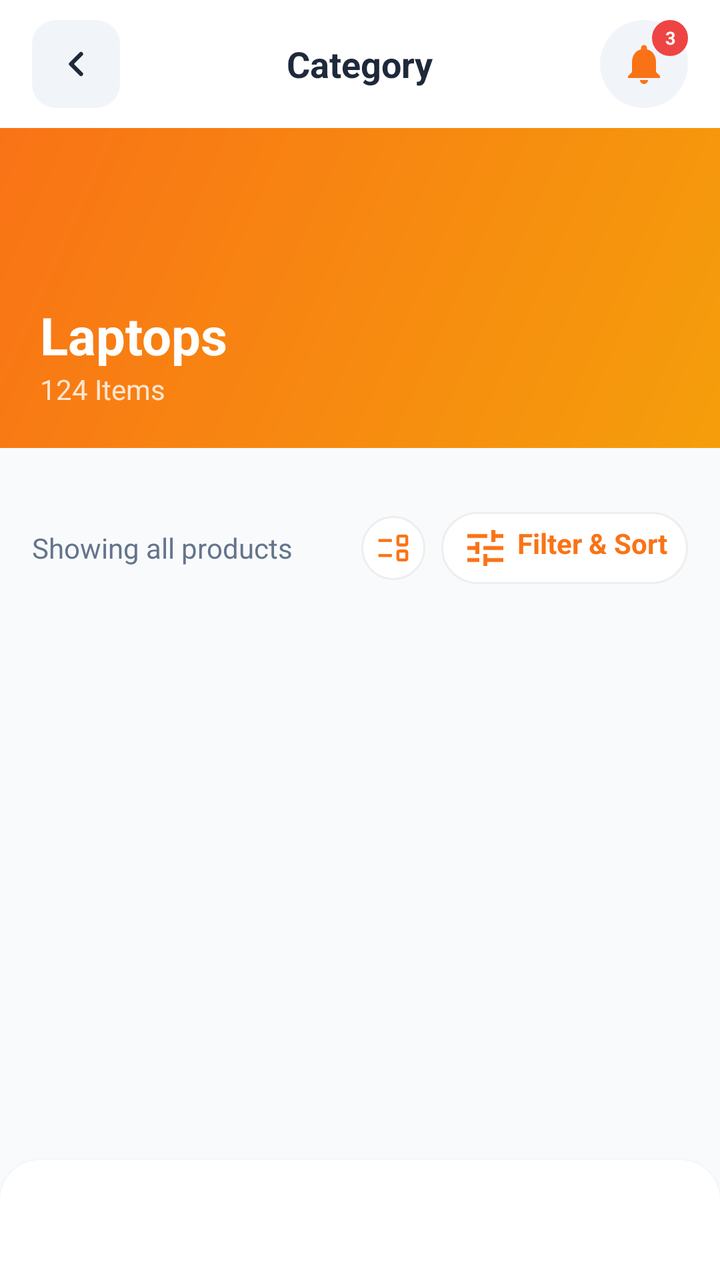
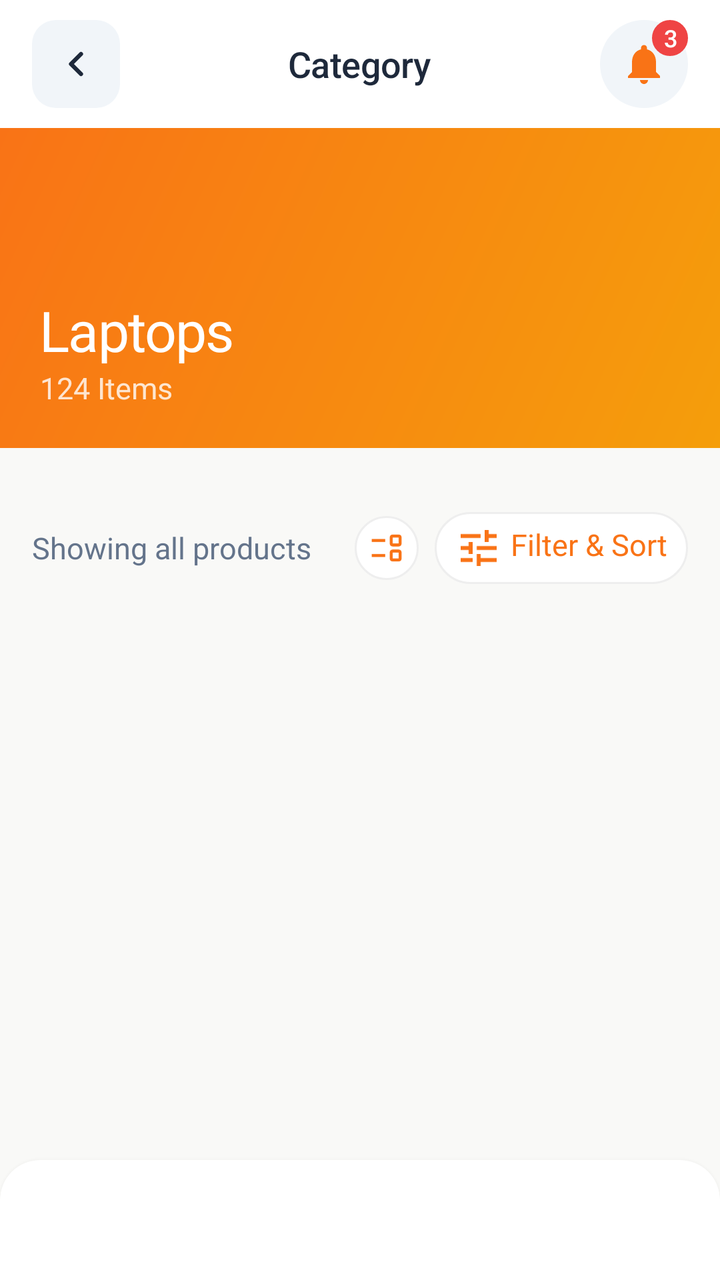

An Android layout rendered at two revisions. The XML below is the earlier revision; the diff shows what the commit changed to produce the second picture.
<!-- AndroidManifest.xml: application theme Theme.BeckieDealApp -->
<!-- res/layout/activity_category_detail.xml -->
﻿<?xml version="1.0" encoding="utf-8"?>
<androidx.constraintlayout.widget.ConstraintLayout xmlns:android="http://schemas.android.com/apk/res/android"
    xmlns:app="http://schemas.android.com/apk/res-auto"
    xmlns:tools="http://schemas.android.com/tools"
    android:layout_width="match_parent"
    android:layout_height="match_parent"
    android:background="@color/background"
    android:fitsSystemWindows="true"
    tools:context=".CategoryDetailActivity">

    
    <com.google.android.material.appbar.MaterialToolbar
        android:id="@+id/topAppBar"
        android:layout_width="match_parent"
        android:layout_height="@dimen/toolbar_height"
        android:background="@color/surface"
        app:contentInsetStart="0dp"
        app:elevation="0dp"
        app:layout_constraintTop_toTopOf="parent">

        <RelativeLayout
            android:layout_width="match_parent"
            android:layout_height="match_parent"
            android:paddingHorizontal="16dp">

            
            <ImageView
                android:id="@+id/backButton"
                android:layout_width="44dp"
                android:layout_height="44dp"
                android:layout_alignParentStart="true"
                android:layout_centerVertical="true"
                android:background="@drawable/form_field_background"
                android:padding="12dp"
                android:src="@drawable/ic_arrow_left"
                android:contentDescription="Back"
                app:tint="@color/text_primary" />

            
            <TextView
                android:id="@+id/categoryTitleText"
                android:layout_width="wrap_content"
                android:layout_height="wrap_content"
                android:layout_centerInParent="true"
                android:text="Category"
                android:textColor="@color/text_primary"
                android:textSize="@dimen/text_size_title_small"
                android:textStyle="bold" />

            
            <RelativeLayout
                android:id="@+id/notificationContainer"
                android:layout_width="44dp"
                android:layout_height="44dp"
                android:layout_alignParentEnd="true"
                android:layout_centerVertical="true"
                android:background="@drawable/icon_button_circle_bg">

                <ImageView
                    android:id="@+id/notificationIcon"
                    android:layout_width="24dp"
                    android:layout_height="24dp"
                    android:layout_centerInParent="true"
                    android:src="@drawable/ic_notifications"
                    app:tint="@color/primary" />

                <TextView
                    android:id="@+id/notificationBadge"
                    android:layout_width="18dp"
                    android:layout_height="18dp"
                    android:layout_alignParentEnd="true"
                    android:layout_alignParentTop="true"
                    android:background="@drawable/badge_pill"
                    android:backgroundTint="@color/red_error"
                    android:gravity="center"
                    android:text="3"
                    android:textColor="@color/white_fixed"
                    android:textSize="@dimen/text_size_badge"
                    android:textStyle="bold"
                    android:visibility="visible" />
            </RelativeLayout>

        </RelativeLayout>
    </com.google.android.material.appbar.MaterialToolbar>

    
    <androidx.core.widget.NestedScrollView
        android:layout_width="match_parent"
        android:layout_height="0dp"
        android:fillViewport="true"
        app:layout_constraintTop_toBottomOf="@id/topAppBar"
        app:layout_constraintBottom_toTopOf="@id/bottomNavGlassHost">

        <LinearLayout
            android:layout_width="match_parent"
            android:layout_height="wrap_content"
            android:orientation="vertical"
            android:paddingBottom="16dp">

            
            <FrameLayout
                android:id="@+id/categoryHeroCard"
                android:layout_width="match_parent"
                android:layout_height="@dimen/hero_banner_height_detail">

                <ImageView
                    android:id="@+id/categoryHeroImage"
                    android:layout_width="match_parent"
                    android:layout_height="match_parent"
                    android:scaleType="centerCrop"
                    android:src="@drawable/placeholder_image" />

                
                <View
                    android:layout_width="match_parent"
                    android:layout_height="match_parent"
                    android:background="@drawable/hero_gradient" />

                
                <LinearLayout
                    android:layout_width="match_parent"
                    android:layout_height="wrap_content"
                    android:layout_gravity="bottom"
                    android:orientation="vertical"
                    android:padding="20dp">

                    <TextView
                        android:id="@+id/heroTitle"
                        android:layout_width="wrap_content"
                        android:layout_height="wrap_content"
                        android:text="Laptops"
                        android:textColor="@android:color/white"
                        android:textSize="@dimen/text_size_headline_large"
                        android:textStyle="bold" />

                    <TextView
                        android:id="@+id/heroSubtitle"
                        android:layout_width="wrap_content"
                        android:layout_height="wrap_content"
                        android:text="124 Items"
                        android:textColor="#CCFFFFFF"
                        android:textSize="@dimen/text_size_body" />
                </LinearLayout>
            </FrameLayout>

            
            <HorizontalScrollView
                android:layout_width="match_parent"
                android:layout_height="wrap_content"
                android:scrollbars="none"
                android:paddingTop="16dp"
                android:paddingBottom="4dp">

                <LinearLayout
                    android:id="@+id/brandFilterContainer"
                    android:layout_width="wrap_content"
                    android:layout_height="wrap_content"
                    android:orientation="horizontal"
                    android:paddingStart="16dp"
                    android:paddingEnd="16dp" />
            </HorizontalScrollView>

            
            <LinearLayout
                android:id="@+id/resultsRow"
                android:layout_width="match_parent"
                android:layout_height="wrap_content"
                android:orientation="horizontal"
                android:gravity="center_vertical"
                android:paddingHorizontal="16dp"
                android:paddingTop="12dp"
                android:paddingBottom="4dp">

                <TextView
                    android:id="@+id/resultsLabel"
                    android:layout_width="0dp"
                    android:layout_height="wrap_content"
                    android:layout_weight="1"
                    android:text="Showing all products"
                    android:textColor="@color/text_secondary"
                    android:textSize="@dimen/text_size_body" />

                
                <RelativeLayout
                    android:id="@+id/viewModeButton"
                    android:layout_width="32dp"
                    android:layout_height="32dp"
                    android:layout_marginEnd="8dp"
                    android:background="@drawable/chip_unselected"
                    android:clickable="true"
                    android:focusable="true">

                    <ImageView
                        android:id="@+id/viewModeIcon"
                        android:layout_width="18dp"
                        android:layout_height="18dp"
                        android:layout_centerInParent="true"
                        android:src="@drawable/event_list_24"
                        app:tint="@color/primary" />

                </RelativeLayout>

                <TextView
                    android:id="@+id/sortButton"
                    android:layout_width="wrap_content"
                    android:layout_height="wrap_content"
                    android:clickable="true"
                    android:focusable="true"
                    android:drawableStart="@drawable/ic_filter"
                    android:drawablePadding="4dp"
                    android:text="Filter &amp; Sort"
                    android:textColor="@color/primary"
                    android:textSize="@dimen/text_size_body"
                    android:textStyle="bold"
                    android:paddingHorizontal="10dp"
                    android:paddingVertical="6dp"
                    android:background="@drawable/chip_unselected" />
            </LinearLayout>

            
            <GridLayout
                android:id="@+id/detailProductsGrid"
                android:layout_width="match_parent"
                android:layout_height="wrap_content"
                android:layout_marginTop="4dp"
                android:background="@color/border_color"
                android:columnCount="2" />

        </LinearLayout>
    </androidx.core.widget.NestedScrollView>

    
    <include layout="@layout/layout_bottom_nav" />

</androidx.constraintlayout.widget.ConstraintLayout>
<!-- res/layout/layout_bottom_nav.xml (included above) -->
<?xml version="1.0" encoding="utf-8"?>
<FrameLayout
    xmlns:android="http://schemas.android.com/apk/res/android"
    xmlns:app="http://schemas.android.com/apk/res-auto"
    android:id="@+id/bottomNavGlassHost"
    android:layout_width="0dp"
    android:layout_height="wrap_content"
    android:layout_marginStart="@dimen/bottom_nav_side_margin"
    android:layout_marginEnd="@dimen/bottom_nav_side_margin"
    android:layout_marginBottom="@dimen/bottom_nav_bottom_margin"
    android:background="@drawable/bottom_nav_glass_bg"
    android:clipToOutline="true"
    android:elevation="4dp"
    app:layout_constraintBottom_toBottomOf="parent"
    app:layout_constraintStart_toStartOf="parent"
    app:layout_constraintEnd_toEndOf="parent">

    <LinearLayout
        android:id="@+id/customBottomNav"
        android:layout_width="match_parent"
        android:layout_height="60dp"
        android:orientation="horizontal"
        android:gravity="center"
        android:paddingStart="12dp"
        android:paddingEnd="12dp"
        android:weightSum="5.5">

        
        <LinearLayout
            android:id="@+id/navItemHome"
            android:layout_width="0dp"
            android:layout_height="match_parent"
            android:layout_weight="1"
            android:gravity="center"
            android:orientation="horizontal"
            android:clickable="true"
            android:focusable="true"
            android:background="?attr/selectableItemBackgroundBorderless">

            <LinearLayout
                android:id="@+id/navPillHome"
                android:layout_width="wrap_content"
                android:layout_height="34dp"
                android:orientation="horizontal"
                android:gravity="center"
                android:paddingStart="8dp"
                android:paddingEnd="8dp"
                android:background="@drawable/nav_pill_background">

                <ImageView
                    android:id="@+id/navIconHome"
                    android:layout_width="20dp"
                    android:layout_height="20dp"
                    android:src="@drawable/bottom_nav_home_icon"
                    android:scaleType="fitCenter" />

                <TextView
                    android:id="@+id/navLabelHome"
                    android:layout_width="wrap_content"
                    android:layout_height="wrap_content"
                    android:layout_marginStart="5dp"
                    android:text="Home"
                    android:textSize="11sp"
                    android:textStyle="bold"
                    android:visibility="gone"
                    android:alpha="0"
                    android:includeFontPadding="false" />
            </LinearLayout>
        </LinearLayout>

        
        <LinearLayout
            android:id="@+id/navItemCategories"
            android:layout_width="0dp"
            android:layout_height="match_parent"
            android:layout_weight="1"
            android:gravity="center"
            android:orientation="horizontal"
            android:clickable="true"
            android:focusable="true"
            android:background="?attr/selectableItemBackgroundBorderless">

            <LinearLayout
                android:id="@+id/navPillCategories"
                android:layout_width="wrap_content"
                android:layout_height="34dp"
                android:orientation="horizontal"
                android:gravity="center"
                android:paddingStart="8dp"
                android:paddingEnd="8dp"
                android:background="@drawable/nav_pill_background">

                <ImageView
                    android:id="@+id/navIconCategories"
                    android:layout_width="20dp"
                    android:layout_height="20dp"
                    android:src="@drawable/bottom_nav_categories_icon"
                    android:scaleType="fitCenter" />

                <TextView
                    android:id="@+id/navLabelCategories"
                    android:layout_width="wrap_content"
                    android:layout_height="wrap_content"
                    android:layout_marginStart="5dp"
                    android:text="Categories"
                    android:textSize="11sp"
                    android:textStyle="bold"
                    android:visibility="gone"
                    android:alpha="0"
                    android:includeFontPadding="false"
                    android:maxLines="1" />
            </LinearLayout>
        </LinearLayout>

        
        <LinearLayout
            android:id="@+id/navItemWishlist"
            android:layout_width="0dp"
            android:layout_height="match_parent"
            android:layout_weight="1"
            android:gravity="center"
            android:orientation="horizontal"
            android:clickable="true"
            android:focusable="true"
            android:background="?attr/selectableItemBackgroundBorderless">

            <LinearLayout
                android:id="@+id/navPillWishlist"
                android:layout_width="wrap_content"
                android:layout_height="34dp"
                android:orientation="horizontal"
                android:gravity="center"
                android:paddingStart="8dp"
                android:paddingEnd="8dp"
                android:background="@drawable/nav_pill_background">

                <ImageView
                    android:id="@+id/navIconWishlist"
                    android:layout_width="20dp"
                    android:layout_height="20dp"
                    android:src="@drawable/bottom_nav_favorites_icon"
                    android:scaleType="fitCenter" />

                <TextView
                    android:id="@+id/navLabelWishlist"
                    android:layout_width="wrap_content"
                    android:layout_height="wrap_content"
                    android:layout_marginStart="5dp"
                    android:text="Wishlist"
                    android:textSize="11sp"
                    android:textStyle="bold"
                    android:visibility="gone"
                    android:alpha="0"
                    android:includeFontPadding="false"
                    android:maxLines="1" />
            </LinearLayout>
        </LinearLayout>

        
        <LinearLayout
            android:id="@+id/navItemCart"
            android:layout_width="0dp"
            android:layout_height="match_parent"
            android:layout_weight="1"
            android:gravity="center"
            android:orientation="horizontal"
            android:clickable="true"
            android:focusable="true"
            android:background="?attr/selectableItemBackgroundBorderless">

            <LinearLayout
                android:id="@+id/navPillCart"
                android:layout_width="wrap_content"
                android:layout_height="34dp"
                android:orientation="horizontal"
                android:gravity="center"
                android:paddingStart="8dp"
                android:paddingEnd="8dp"
                android:background="@drawable/nav_pill_background">

                <ImageView
                    android:id="@+id/navIconCart"
                    android:layout_width="20dp"
                    android:layout_height="20dp"
                    android:src="@drawable/bottom_nav_cart_icon"
                    android:scaleType="fitCenter" />

                
                <FrameLayout
                    android:layout_width="wrap_content"
                    android:layout_height="wrap_content"
                    android:layout_marginStart="-6dp"
                    android:layout_marginTop="-4dp">
                    
                    <TextView
                        android:id="@+id/cartBadge"
                        android:layout_width="16dp"
                        android:layout_height="16dp"
                        android:background="@drawable/badge_pill"
                        android:backgroundTint="@color/primary"
                        android:textSize="9sp"
                        android:textStyle="bold"
                        android:textColor="@color/white_fixed"
                        android:visibility="gone"
                        android:includeFontPadding="false"
                        android:gravity="center" />
                </FrameLayout>

                <TextView
                    android:id="@+id/navLabelCart"
                    android:layout_width="wrap_content"
                    android:layout_height="wrap_content"
                    android:layout_marginStart="5dp"
                    android:text="Cart"
                    android:textSize="11sp"
                    android:textStyle="bold"
                    android:visibility="gone"
                    android:alpha="0"
                    android:includeFontPadding="false" />
            </LinearLayout>
        </LinearLayout>

        
        <LinearLayout
            android:id="@+id/navItemAccount"
            android:layout_width="0dp"
            android:layout_height="match_parent"
            android:layout_weight="1"
            android:gravity="center"
            android:orientation="horizontal"
            android:clickable="true"
            android:focusable="true"
            android:background="?attr/selectableItemBackgroundBorderless">

            <LinearLayout
                android:id="@+id/navPillAccount"
                android:layout_width="wrap_content"
                android:layout_height="34dp"
                android:orientation="horizontal"
                android:gravity="center"
                android:paddingStart="8dp"
                android:paddingEnd="8dp"
                android:background="@drawable/nav_pill_background">

                <ImageView
                    android:id="@+id/navIconAccount"
                    android:layout_width="20dp"
                    android:layout_height="20dp"
                    android:src="@drawable/bottom_nav_account_icon"
                    android:scaleType="fitCenter" />

                <TextView
                    android:id="@+id/navLabelAccount"
                    android:layout_width="wrap_content"
                    android:layout_height="wrap_content"
                    android:layout_marginStart="5dp"
                    android:text="Account"
                    android:textSize="11sp"
                    android:textStyle="bold"
                    android:visibility="gone"
                    android:alpha="0"
                    android:includeFontPadding="false" />
            </LinearLayout>
        </LinearLayout>

    </LinearLayout>

</FrameLayout>
<!-- resources referenced by this layout -->
<resources>
  <color name="background">#F8FAFC</color>
  <dimen name="text_size_badge">9sp</dimen>
  <dimen name="text_size_body">13sp</dimen>
  <dimen name="text_size_headline_large">23sp</dimen>
  <dimen name="text_size_title_small">17sp</dimen>
  <style name="Base.Theme.BeckieDealApp" parent="Theme.Material3.DayNight.NoActionBar">
          <item name="colorPrimary">@color/primary</item>
          <item name="colorOnPrimary">@color/on_primary</item>
          <item name="colorPrimaryContainer">@color/primary_container</item>
          <item name="colorOnPrimaryContainer">@color/on_primary_container</item>
          <item name="android:windowBackground">@color/background</item>
          <item name="colorSurface">@color/surface</item>
          <item name="colorOnSurface">@color/on_surface</item>
          
          <item name="bottomNavigationStyle">@style/Widget.App.BottomNavigationView</item>
      </style>
  <style name="Widget.App.Button" parent="Widget.Material3.Button">
          <item name="shapeAppearance">@style/ShapeAppearance.App.Button.Pill</item>
      </style>
  <!-- unchanged entries left out for length: 63 -->
</resources>

<!-- the commit's change to res/layout/activity_category_detail.xml (unified diff, before → after) -->
@@ -43,9 +43,7 @@
                 android:layout_height="wrap_content"
                 android:layout_centerInParent="true"
                 android:text="Category"
-                android:textColor="@color/text_primary"
-                android:textSize="@dimen/text_size_title_small"
-                android:textStyle="bold" />
+                android:textAppearance="@style/TextAppearance.App.SectionHeader" />
 
             
             <RelativeLayout
@@ -74,9 +72,9 @@
                     android:backgroundTint="@color/red_error"
                     android:gravity="center"
                     android:text="3"
+                    android:textAppearance="@style/TextAppearance.App.Label"
+                    android:textAllCaps="false"
                     android:textColor="@color/white_fixed"
-                    android:textSize="@dimen/text_size_badge"
-                    android:textStyle="bold"
                     android:visibility="visible" />
             </RelativeLayout>
 
@@ -129,17 +127,16 @@
                         android:layout_width="wrap_content"
                         android:layout_height="wrap_content"
                         android:text="Laptops"
-                        android:textColor="@android:color/white"
-                        android:textSize="@dimen/text_size_headline_large"
-                        android:textStyle="bold" />
+                        android:textAppearance="@style/TextAppearance.App.ScreenTitle"
+                        android:textColor="@android:color/white" />
 
                     <TextView
                         android:id="@+id/heroSubtitle"
                         android:layout_width="wrap_content"
                         android:layout_height="wrap_content"
                         android:text="124 Items"
-                        android:textColor="#CCFFFFFF"
-                        android:textSize="@dimen/text_size_body" />
+                        android:textAppearance="@style/TextAppearance.App.Body"
+                        android:textColor="#CCFFFFFF" />
                 </LinearLayout>
             </FrameLayout>
 
@@ -177,8 +174,8 @@
                     android:layout_height="wrap_content"
                     android:layout_weight="1"
                     android:text="Showing all products"
-                    android:textColor="@color/text_secondary"
-                    android:textSize="@dimen/text_size_body" />
+                    android:textAppearance="@style/TextAppearance.App.Body"
+                    android:textColor="@color/text_secondary" />
 
                 
                 <RelativeLayout
@@ -209,9 +206,8 @@
                     android:drawableStart="@drawable/ic_filter"
                     android:drawablePadding="4dp"
                     android:text="Filter &amp; Sort"
+                    android:textAppearance="@style/TextAppearance.App.CardPrice"
                     android:textColor="@color/primary"
-                    android:textSize="@dimen/text_size_body"
-                    android:textStyle="bold"
                     android:paddingHorizontal="10dp"
                     android:paddingVertical="6dp"
                     android:background="@drawable/chip_unselected" />
<!-- resource entries referenced after the edit -->
@@ -1,10 +1,38 @@
 <!-- resources referenced by this layout -->
 <resources>
-  <color name="background">#F8FAFC</color>
-  <dimen name="text_size_badge">9sp</dimen>
-  <dimen name="text_size_body">13sp</dimen>
-  <dimen name="text_size_headline_large">23sp</dimen>
-  <dimen name="text_size_title_small">17sp</dimen>
+  <color name="background">#F9F9F7</color>
+  <style name="TextAppearance.App.Body" parent="TextAppearance.Material3.BodyMedium">
+          <item name="android:fontFamily">@font/synonym_regular</item>
+          <item name="android:textSize">15sp</item>
+          <item name="android:letterSpacing">0</item>
+          <item name="android:lineSpacingMultiplier">1.6</item>
+          <item name="android:textColor">@color/text_secondary</item>
+      </style>
+  <style name="TextAppearance.App.CardPrice" parent="TextAppearance.Material3.BodyLarge">
+          <item name="android:fontFamily">@font/synonym_semibold</item>
+          <item name="android:textSize">15sp</item>
+          <item name="android:letterSpacing">0</item>
+          <item name="android:textColor">@color/text_primary</item>
+      </style>
+  <style name="TextAppearance.App.Label" parent="TextAppearance.Material3.LabelMedium">
+          <item name="android:fontFamily">@font/synonym_medium</item>
+          <item name="android:textSize">12sp</item>
+          <item name="android:letterSpacing">0.04</item>
+          <item name="android:textAllCaps">true</item>
+          <item name="android:textColor">@color/text_secondary</item>
+      </style>
+  <style name="TextAppearance.App.ScreenTitle" parent="TextAppearance.Material3.HeadlineMedium">
+          <item name="android:fontFamily">@font/amulya_bold</item>
+          <item name="android:textSize">28sp</item>
+          <item name="android:letterSpacing">-0.02</item>
+          <item name="android:textColor">@color/text_primary</item>
+      </style>
+  <style name="TextAppearance.App.SectionHeader" parent="TextAppearance.Material3.TitleMedium">
+          <item name="android:fontFamily">@font/amulya_bold</item>
+          <item name="android:textSize">18sp</item>
+          <item name="android:letterSpacing">-0.01</item>
+          <item name="android:textColor">@color/text_primary</item>
+      </style>
   <style name="Base.Theme.BeckieDealApp" parent="Theme.Material3.DayNight.NoActionBar">
           <item name="colorPrimary">@color/primary</item>
           <item name="colorOnPrimary">@color/on_primary</item>
@@ -14,10 +42,53 @@
           <item name="colorSurface">@color/surface</item>
           <item name="colorOnSurface">@color/on_surface</item>
           
+          
+          <item name="textAppearanceHeadlineMedium">@style/TextAppearance.App.ScreenTitle</item>
+          <item name="textAppearanceHeadlineSmall">@style/TextAppearance.App.ProductName</item>
+          <item name="textAppearanceTitleLarge">@style/TextAppearance.App.PriceHero</item>
+          <item name="textAppearanceTitleMedium">@style/TextAppearance.App.SectionHeader</item>
+          <item name="textAppearanceBodyLarge">@style/TextAppearance.App.CardProductName</item>
+          <item name="textAppearanceBodyMedium">@style/TextAppearance.App.Body</item>
+          <item name="textAppearanceBodySmall">@style/TextAppearance.App.Specs</item>
+          <item name="textAppearanceLabelMedium">@style/TextAppearance.App.Label</item>
+          <item name="textAppearanceLabelLarge">@style/TextAppearance.App.Button</item>
+          
           <item name="bottomNavigationStyle">@style/Widget.App.BottomNavigationView</item>
       </style>
   <style name="Widget.App.Button" parent="Widget.Material3.Button">
           <item name="shapeAppearance">@style/ShapeAppearance.App.Button.Pill</item>
+          <item name="android:textAppearance">@style/TextAppearance.App.Button</item>
+      </style>
+  <style name="TextAppearance.App.ProductName" parent="TextAppearance.Material3.HeadlineSmall">
+          <item name="android:fontFamily">@font/amulya_bold</item>
+          <item name="android:textSize">24sp</item>
+          <item name="android:letterSpacing">-0.02</item>
+          <item name="android:textColor">@color/text_primary</item>
+      </style>
+  <style name="TextAppearance.App.PriceHero" parent="TextAppearance.Material3.TitleLarge">
+          <item name="android:fontFamily">@font/amulya_bold</item>
+          <item name="android:textSize">22sp</item>
+          <item name="android:letterSpacing">-0.01</item>
+          <item name="android:textColor">@color/text_primary</item>
+      </style>
+  <style name="TextAppearance.App.CardProductName" parent="TextAppearance.Material3.BodyLarge">
+          <item name="android:fontFamily">@font/synonym_medium</item>
+          <item name="android:textSize">15sp</item>
+          <item name="android:letterSpacing">0</item>
+          <item name="android:textColor">@color/text_primary</item>
+      </style>
+  <style name="TextAppearance.App.Specs" parent="TextAppearance.Material3.BodySmall">
+          <item name="android:fontFamily">@font/synonym_regular</item>
+          <item name="android:textSize">14sp</item>
+          <item name="android:letterSpacing">0</item>
+          <item name="android:lineSpacingMultiplier">1.5</item>
+          <item name="android:textColor">@color/text_secondary</item>
+      </style>
+  <style name="TextAppearance.App.Button" parent="TextAppearance.Material3.LabelLarge">
+          <item name="android:fontFamily">@font/synonym_semibold</item>
+          <item name="android:textSize">15sp</item>
+          <item name="android:letterSpacing">0.01</item>
+          <item name="android:textAllCaps">false</item>
       </style>
   <!-- unchanged entries left out for length: 63 -->
 </resources>
